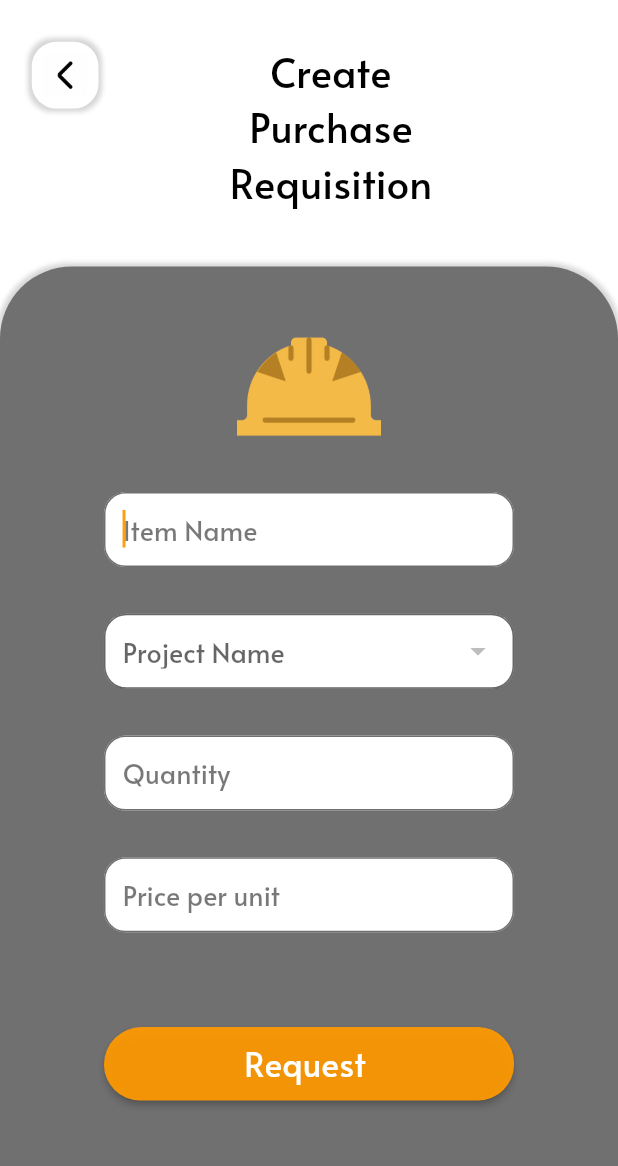
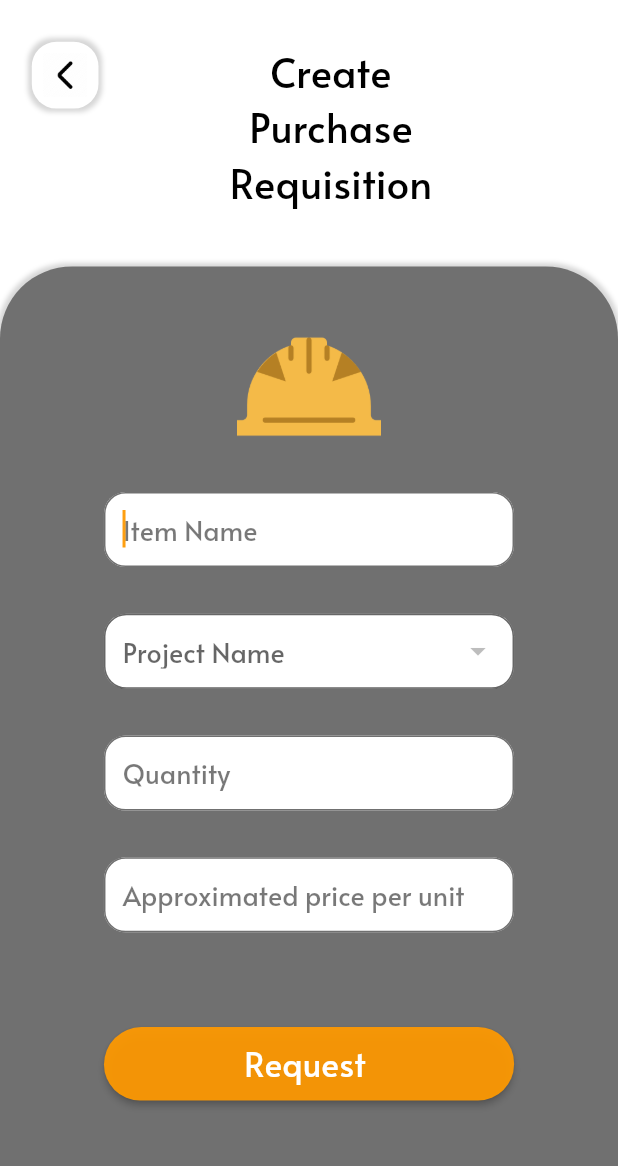
Before and after one commit to Sujitha1221/Procurement-for-construction-industry, a Flutter app: the AddPRScreen screen opened by its route, on a phone screen of 412 x 824 dp, the part 65-1231 px from its top. Run offline on Flutter 3.47's test engine with Material 2 defaults, Android fonts, the light colour scheme and no system bars; our stand-ins replace cached_network_image, flutter_svg, shared_preferences; accounts and stored records are empty; network calls fail.

Commit message:
Minor fixes

```diff
--- a/Mobile/lib/presentation/addPRScreen/addPRScreen.dart
+++ b/Mobile/lib/presentation/addPRScreen/addPRScreen.dart
@@ -316,7 +316,7 @@ class _AddPRScreenState extends State<AddPRScreen> {
                             SizedBox(height: 35.v),
                             CustomTextFormField(
                               controller: priceController,
-                              hintText: "Price per unit",
+                              hintText: "Approximated price per unit",
                               textInputType: TextInputType.number,
                             ),
                             SizedBox(height: 71.v),
```
